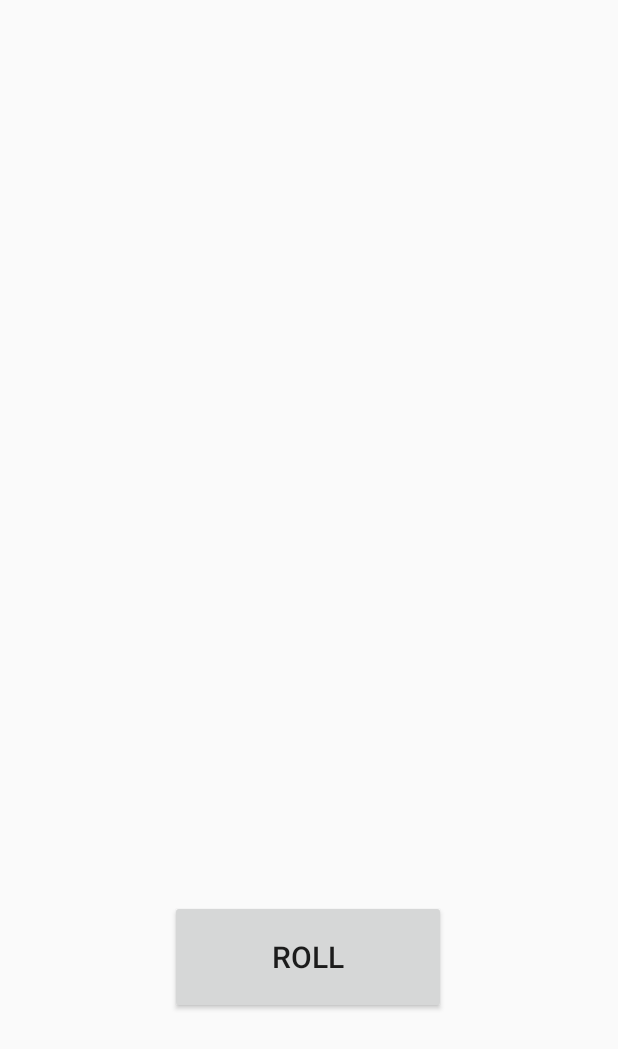
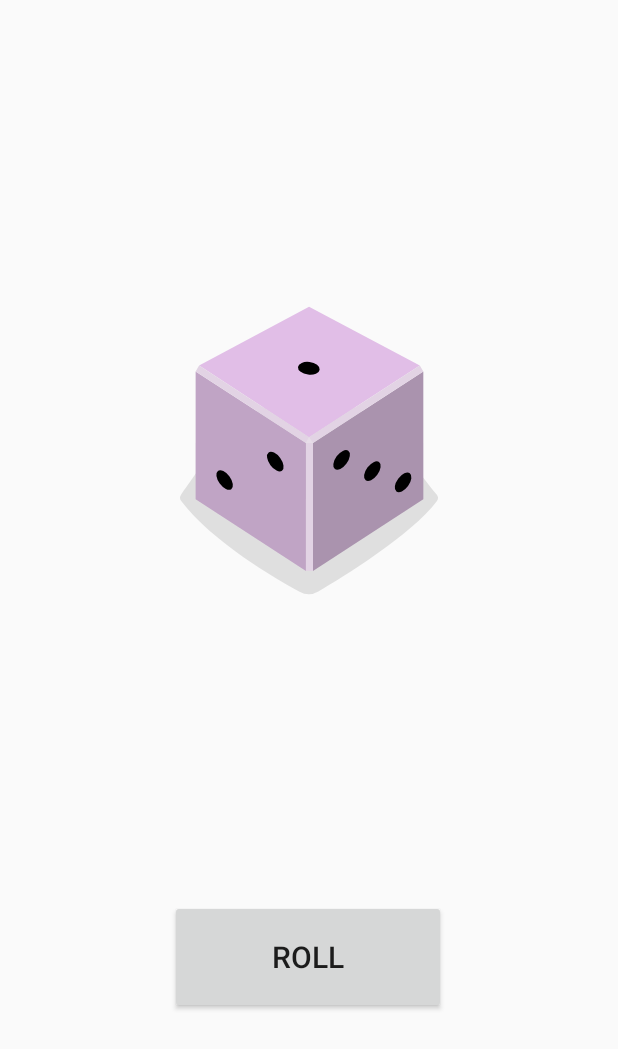
Before and after one commit to Jubibani/cc17-3k-orpilla-christopher-act3, an Android app built with Jetpack Compose: the screen it shows after launch (MainActivity), on a phone screen of 412 x 824 dp. Shown: the top 1049 px of the screen. Run offline under Robolectric (Android 15) with nearby library versions, the phone set to English and light mode, and no system bars.

Commit message:
fix default face of dice before roll

```diff
--- a/app/src/main/java/com/example/diceroller/MainActivity.kt
+++ b/app/src/main/java/com/example/diceroller/MainActivity.kt
@@ -23,7 +23,8 @@ class MainActivity : ComponentActivity() {
         button = findViewById(R.id.button)
         imageView = findViewById(R.id.imageView) // Updated to reference ImageView
 
-
+        // Set the default dice face
+        imageView.setImageResource(R.drawable.dice_1)
 
         button.setOnClickListener {
             if (!isRunning) {
```
